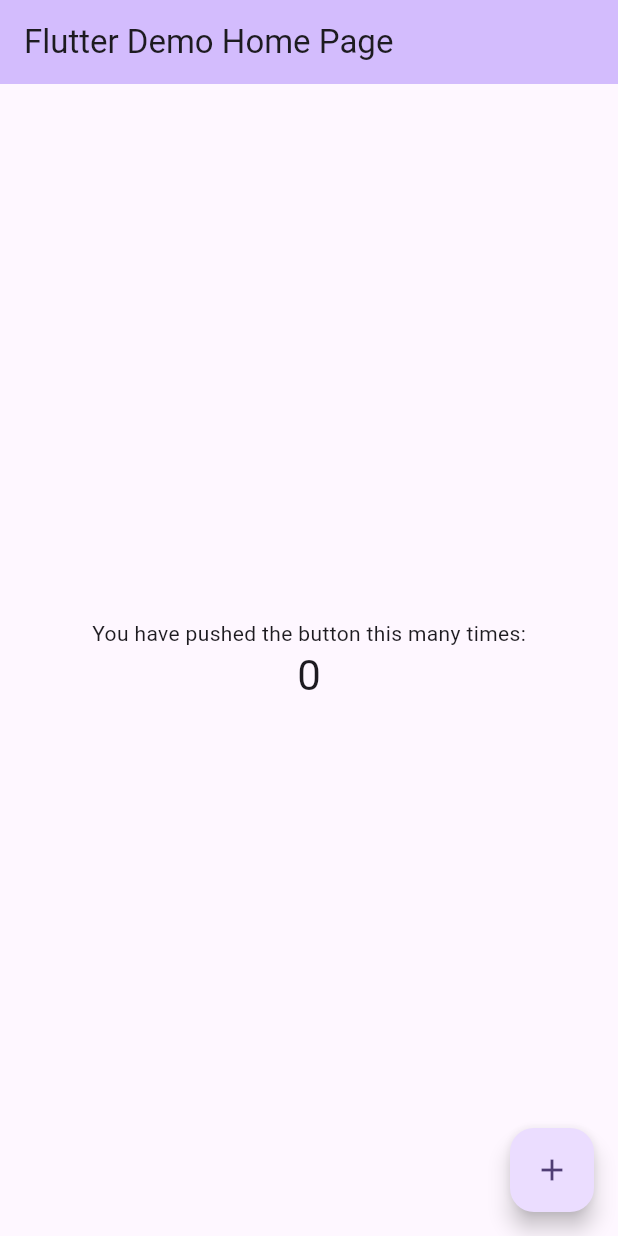
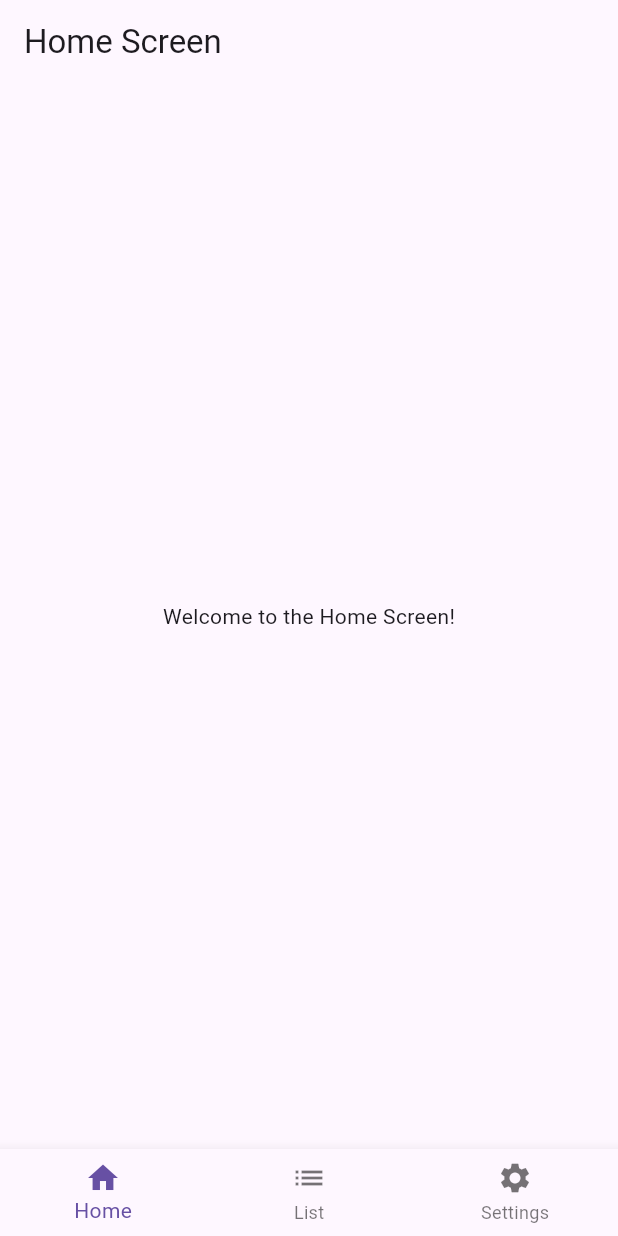
Before and after one commit to MaximSvid/flutter_bottom_nav_go_router, a Flutter app: the screen it shows after launch, on a phone screen of 412 x 824 dp. Run offline on Flutter 3.47's test engine with Material 3 defaults, Android fonts, the light colour scheme and no system bars; our stand-ins replace go_router.

Commit message:
go_router navigation done

```diff
--- a/lib/main.dart
+++ b/lib/main.dart
@@ -1,4 +1,5 @@
 import 'package:flutter/material.dart';
+import 'package:flutter_bottom_nav_go_router/navigation/app_router.dart';
 
 void main() {
   runApp(const MyApp());
@@ -7,116 +8,15 @@ void main() {
 class MyApp extends StatelessWidget {
   const MyApp({super.key});
 
-  // This widget is the root of your application.
   @override
   Widget build(BuildContext context) {
-    return MaterialApp(
-      title: 'Flutter Demo',
+    return MaterialApp.router(
+      title: 'Flutter Bottom Nav Go Router',
       theme: ThemeData(
-        // This is the theme of your application.
-        //
-        // TRY THIS: Try running your application with "flutter run". You'll see
-        // the application has a purple toolbar. Then, without quitting the app,
-        // try changing the seedColor in the colorScheme below to Colors.green
-        // and then invoke "hot reload" (save your changes or press the "hot
-        // reload" button in a Flutter-supported IDE, or press "r" if you used
-        // the command line to start the app).
-        //
-        // Notice that the counter didn't reset back to zero; the application
-        // state is not lost during the reload. To reset the state, use hot
-        // restart instead.
-        //
-        // This works for code too, not just values: Most code changes can be
-        // tested with just a hot reload.
-        colorScheme: ColorScheme.fromSeed(seedColor: Colors.deepPurple),
+        primarySwatch: Colors.blue,
       ),
-      home: const MyHomePage(title: 'Flutter Demo Home Page'),
+      routerConfig: router,
+      debugShowCheckedModeBanner: false,
     );
-  }
 }
-
-class MyHomePage extends StatefulWidget {
-  const MyHomePage({super.key, required this.title});
-
-  // This widget is the home page of your application. It is stateful, meaning
-  // that it has a State object (defined below) that contains fields that affect
-  // how it looks.
-
-  // This class is the configuration for the state. It holds the values (in this
-  // case the title) provided by the parent (in this case the App widget) and
-  // used by the build method of the State. Fields in a Widget subclass are
-  // always marked "final".
-
-  final String title;
-
-  @override
-  State<MyHomePage> createState() => _MyHomePageState();
 }
-
-class _MyHomePageState extends State<MyHomePage> {
-  int _counter = 0;
-
-  void _incrementCounter() {
-    setState(() {
-      // This call to setState tells the Flutter framework that something has
-      // changed in this State, which causes it to rerun the build method below
-      // so that the display can reflect the updated values. If we changed
-      // _counter without calling setState(), then the build method would not be
-      // called again, and so nothing would appear to happen.
-      _counter++;
-    });
-  }
-
-  @override
-  Widget build(BuildContext context) {
-    // This method is rerun every time setState is called, for instance as done
-    // by the _incrementCounter method above.
-    //
-    // The Flutter framework has been optimized to make rerunning build methods
-    // fast, so that you can just rebuild anything that needs updating rather
-    // than having to individually change instances of widgets.
-    return Scaffold(
-      appBar: AppBar(
-        // TRY THIS: Try changing the color here to a specific color (to
-        // Colors.amber, perhaps?) and trigger a hot reload to see the AppBar
-        // change color while the other colors stay the same.
-        backgroundColor: Theme.of(context).colorScheme.inversePrimary,
-        // Here we take the value from the MyHomePage object that was created by
-        // the App.build method, and use it to set our appbar title.
-        title: Text(widget.title),
-      ),
-      body: Center(
-        // Center is a layout widget. It takes a single child and positions it
-        // in the middle of the parent.
-        child: Column(
-          // Column is also a layout widget. It takes a list of children and
-          // arranges them vertically. By default, it sizes itself to fit its
-          // children horizontally, and tries to be as tall as its parent.
-          //
-          // Column has various properties to control how it sizes itself and
-          // how it positions its children. Here we use mainAxisAlignment to
-          // center the children vertically; the main axis here is the vertical
-          // axis because Columns are vertical (the cross axis would be
-          // horizontal).
-          //
-          // TRY THIS: Invoke "debug painting" (choose the "Toggle Debug Paint"
-          // action in the IDE, or press "p" in the console), to see the
-          // wireframe for each widget.
-          mainAxisAlignment: MainAxisAlignment.center,
-          children: <Widget>[
-            const Text('You have pushed the button this many times:'),
-            Text(
-              '$_counter',
-              style: Theme.of(context).textTheme.headlineMedium,
-            ),
-          ],
-        ),
-      ),
-      floatingActionButton: FloatingActionButton(
-        onPressed: _incrementCounter,
-        tooltip: 'Increment',
-        child: const Icon(Icons.add),
-      ), // This trailing comma makes auto-formatting nicer for build methods.
-    );
-  }
-}
--- /dev/null
+++ b/lib/navigation/app_router.dart
@@ -0,0 +1,50 @@
+import 'package:flutter_bottom_nav_go_router/navigation/scaffold_with_nav_bar.dart';
+import 'package:flutter_bottom_nav_go_router/screens/home_screen.dart';
+import 'package:flutter_bottom_nav_go_router/screens/list_screen.dart';
+import 'package:flutter_bottom_nav_go_router/screens/settings/settings_details_screen.dart';
+import 'package:flutter_bottom_nav_go_router/screens/settings/settings_screen.dart';
+import 'package:go_router/go_router.dart';
+
+final GoRouter router = GoRouter(
+  initialLocation: '/home',
+  routes: <RouteBase>[
+    // Используем StatefulShellRoute для создания нижней навигации
+    StatefulShellRoute.indexedStack(
+      builder: (context, state, navigationShell) {
+        return ScaffoldWithNavBar(
+          navigationShell: navigationShell,
+        );
+      },
+      branches: <StatefulShellBranch>[
+        StatefulShellBranch(
+          routes: <RouteBase>[
+            GoRoute(
+              path: '/home',
+              builder: (context, state) => const HomeScreen(),
+            ),
+  ],
+),
+StatefulShellBranch(routes: <RouteBase>[
+          GoRoute(
+            path: '/list',
+            builder: (context, state) => const ListScreen(),
+          ),
+],
+),
+
+StatefulShellBranch(routes: <RouteBase>[
+          GoRoute(
+            path: '/settings',
+            builder: (context, state) => const SettingsScreen(),
+            routes: [
+              GoRoute(
+                path: 'details',
+                builder: (context, state) => const SettingsDetailsScreen(),
+              ),
+            ],
+          ),
+        ]),
+      ],
+    ),
+  ],
+);
--- /dev/null
+++ b/lib/navigation/scaffold_with_nav_bar.dart
@@ -0,0 +1,29 @@
+import 'package:flutter/material.dart';
+import 'package:go_router/go_router.dart';
+
+class ScaffoldWithNavBar extends StatelessWidget {
+  const ScaffoldWithNavBar({super.key, required this.navigationShell});
+
+  final StatefulNavigationShell navigationShell;
+
+  @override
+  Widget build(BuildContext context) {
+    return Scaffold(
+      body: navigationShell,
+      bottomNavigationBar: BottomNavigationBar(
+        items: const <BottomNavigationBarItem>[
+          BottomNavigationBarItem(icon: Icon(Icons.home), label: 'Home'),
+          BottomNavigationBarItem(icon: Icon(Icons.list), label: 'List'),
+          BottomNavigationBarItem(
+            icon: Icon(Icons.settings),
+            label: 'Settings',
+          ),
+        ],
+        currentIndex: navigationShell.currentIndex,
+        onTap: (index) {
+          navigationShell.goBranch(index);
+        },
+      ),
+    );
+  }
+}
--- /dev/null
+++ b/lib/screens/home_screen.dart
@@ -0,0 +1,19 @@
+import 'package:flutter/material.dart';
+
+class HomeScreen extends StatelessWidget{
+  const HomeScreen({super.key});
+
+  @override
+  Widget build(BuildContext context) {
+    return Scaffold(
+      appBar: AppBar(
+        title: const Text('Home Screen'),
+      ),
+      body: Center(
+        child: Text(
+          'Welcome to the Home Screen!',
+        ),
+      ),
+    );
+  }
+}
--- /dev/null
+++ b/lib/screens/settings/settings_screen.dart
@@ -0,0 +1,21 @@
+import 'package:flutter/material.dart';
+import 'package:go_router/go_router.dart';
+
+class SettingsScreen extends StatelessWidget {
+  const SettingsScreen({super.key});
+
+  @override
+  Widget build(BuildContext context) {
+    return Scaffold(
+      appBar: AppBar(title: const Text('Settings Screen')),
+      body: Center(
+        child: ElevatedButton(
+          onPressed: () {
+            context.go('/settings/details');
+          },
+          child: const Text('Go to Settings Details'),
+        ),
+      ),
+    );
+  }
+}
```
Also changed, not shown: lib/screens/list_screen.dart (added, +19 -0 lines), lib/screens/settings/settings_details_screen.dart (added, +19 -0 lines), pubspec.yaml (+4 -62 lines), pubspec.lock.
